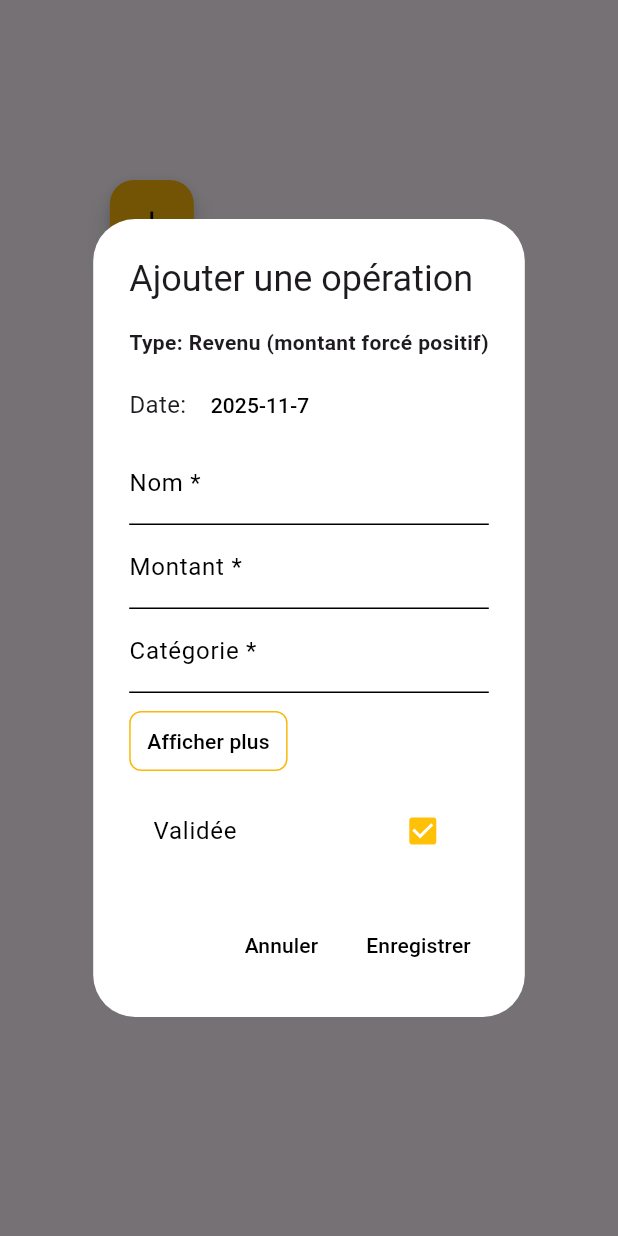
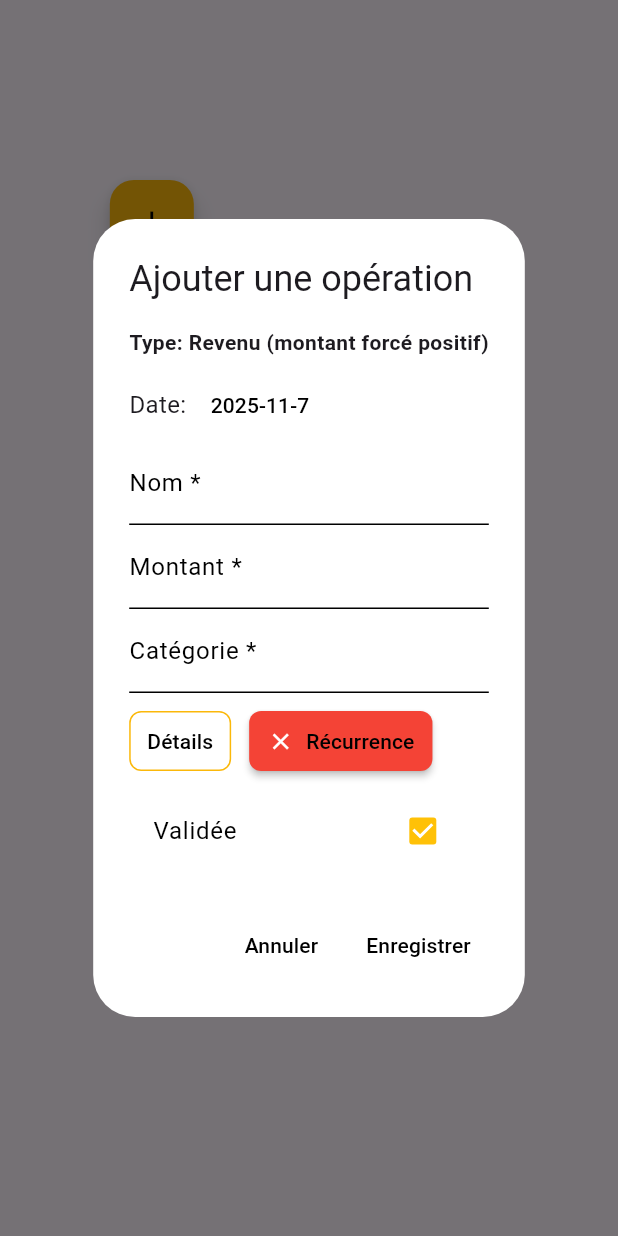
Before and after one commit to FloRobart/econoris_app, a Flutter app: the AddOperationFab widget shown alone on an empty page, opened directly, after a tap on the "add" icon, after a tap on "Revenu", on a phone screen of 412 x 824 dp. Run offline on Flutter 3.47's test engine with Material 3 defaults, Android fonts, the phone set to English and light mode, and no system bars; our stand-ins replace fl_chart, flutter_dotenv, package_info_plus, shared_preferences, table_calendar; accounts and stored records are empty.

Commit message:
Amélioration de l'ajout d'abonnement

```diff
--- a/lib/widgets/add_operation_fab.dart
+++ b/lib/widgets/add_operation_fab.dart
@@ -23,7 +23,7 @@ class _AddOperationFabState extends State<AddOperationFab> {
   bool _open = false;
 
   Future<void> _openAddModalWithMode(String mode) async {
-    final res = await showDialog<Operation>(context: context, builder: (_) => OperationEditDialog(mode: mode, operations: widget.operations));
+    final res = await showDialog(context: context, builder: (_) => OperationEditDialog(mode: mode, operations: widget.operations));
     if (res == null) return;
 
     final sp = await SharedPreferences.getInstance();
@@ -34,7 +34,33 @@ class _AddOperationFabState extends State<AddOperationFab> {
       return;
     }
 
-    final body = res.toJson();
+    // If the dialog returned a subscription payload, call addSubscription
+    if (res is Map && res.containsKey('subscription')) {
+      final body = res['subscription'] as Map<String, dynamic>;
+      final resp = await ApiService.addSubscription(jwt, body);
+      if (resp.statusCode >= 200 && resp.statusCode < 300) {
+        if (!mounted) return;
+        ScaffoldMessenger.of(context).showSnackBar(const SnackBar(content: Text('Abonnement ajouté')));
+        return;
+      } else {
+        String m = 'Erreur';
+        try {
+          final p = jsonDecode(resp.body);
+          if (p is Map && p.containsKey('error')) {
+            m = p['error'].toString();
+          } else {
+            m = resp.body;
+          }
+        } catch (e, st) {
+          debugPrint('addSubscription parse error: $e\n$st');
+        }
+        if (!mounted) return;
+        ScaffoldMessenger.of(context).showSnackBar(SnackBar(content: Text(m)));
+        return;
+      }
+    }
+
+    final body = (res as Operation).toJson();
     final resp = await ApiService.addOperation(jwt, body);
     if (resp.statusCode >= 200 && resp.statusCode < 300) {
       try {
--- a/lib/widgets/operation_dialogs.dart
+++ b/lib/widgets/operation_dialogs.dart
@@ -124,10 +124,11 @@ class _OperationEditDialogState extends State<OperationEditDialog> {
   DateTime _date = DateTime.now();
   bool _validated = true;
   bool _expanded = false;
-  // subscription fields (only used in UI for 'abonnement' mode)
+  // recurrence UI
+  bool _recurrence = false;
   String _frequency = 'mensuel';
-  int? _customFreqCount;
-  String? _customFreqUnit; // 'jours', 'semaines', 'mois'
+  final TextEditingController _customValueC = TextEditingController();
+  String _customUnit = 'semaine'; // 'semaine' | 'mois' | 'année'
 
   @override
   void initState(){
@@ -145,6 +146,10 @@ class _OperationEditDialogState extends State<OperationEditDialog> {
     } else {
       // For new operations, default validated to true per requirements
       _validated = true;
+    }
+    // If dialog opened in abonnement mode, pre-enable recurrence
+    if (widget.mode == 'abonnement') {
+      _recurrence = true;
     }
     // derive categories preserving first occurrence order
     if (widget.operations != null) {
@@ -201,63 +206,7 @@ class _OperationEditDialogState extends State<OperationEditDialog> {
                 return null;
               },
             ),
-            // For 'abonnement' show frequency selector
-            if (widget.mode == 'abonnement') Padding(
-              padding: const EdgeInsets.only(top:8.0),
-              child: Row(children: [
-                const Text('Fréquence: '),
-                const SizedBox(width: 8),
-                DropdownButton<String>(
-                  value: _frequency,
-                  items: const [
-                    DropdownMenuItem(value: 'mensuel', child: Text('Mensuel')),
-                    DropdownMenuItem(value: 'trimestriel', child: Text('Trimestriel')),
-                    DropdownMenuItem(value: 'semestriel', child: Text('Semestriel')),
-                    DropdownMenuItem(value: 'annuel', child: Text('Annuel')),
-                    DropdownMenuItem(value: 'custom', child: Text('Custom')),
-                  ],
-                  onChanged: (v) async {
-                    if (v == null) return;
-                    if (v != 'custom') {
-                      setState(() => _frequency = v);
-                      return;
-                    }
-                    // custom selected -> show popup to get X and UNIT
-                    final result = await showDialog<Map<String, dynamic>>(context: context, builder: (c) => AlertDialog(
-                      title: const Text('Custom'),
-                      content: Column(mainAxisSize: MainAxisSize.min, children: [
-                        TextFormField(keyboardType: TextInputType.number, decoration: const InputDecoration(labelText: 'X (entier)'), onChanged: (s){}),
-                        // We'll implement inputs inline below via stateful builder
-                      ]),
-                      actions: [TextButton(onPressed: ()=> Navigator.pop(c), child: const Text('Annuler'))],
-                    ));
-                    // For simplicity show a simple two-step dialog instead
-                    if (result == null) {
-                      // open a custom input flow
-                      if (!mounted) return;
-                      // ignore: use_build_context_synchronously
-                      final custom = await showDialog<Map<String,dynamic>>(context: context, builder: (c) {
-                        int count = 1;
-                        String unit = 'jours';
-                        return AlertDialog(
-                          title: const Text('Paiement custom'),
-                          content: StatefulBuilder(builder: (ctx, setSt) => Column(mainAxisSize: MainAxisSize.min, children: [
-                            TextFormField(initialValue: '1', keyboardType: TextInputType.number, decoration: const InputDecoration(labelText: 'X (entier)'), onChanged: (v) { count = int.tryParse(v) ?? 1; }),
-                            const SizedBox(height:8),
-                            DropdownButton<String>(value: unit, items: const [DropdownMenuItem(value: 'jours', child: Text('Jours')), DropdownMenuItem(value: 'semaines', child: Text('Semaines')), DropdownMenuItem(value: 'mois', child: Text('Mois'))], onChanged: (u){ if (u!=null) setSt(()=>unit=u); }),
-                          ])),
-                          actions: [TextButton(onPressed: ()=> Navigator.pop(c), child: const Text('Annuler')), TextButton(onPressed: ()=> Navigator.pop(c, {'count':count,'unit':unit}), child: const Text('OK'))],
-                        );
-                      });
-                      if (custom != null) {
-                        setState(() { _frequency = 'custom'; _customFreqCount = custom['count'] as int?; _customFreqUnit = custom['unit'] as String?; });
-                      }
-                    }
-                  },
-                ),
-                if (_frequency == 'custom' && _customFreqCount != null && _customFreqUnit != null) Padding(padding: const EdgeInsets.only(left:12.0), child: Text('Paiement tous les $_customFreqCount $_customFreqUnit')),
-              ]),
-            ),
+
             // Free-text category field with suggestions.
             Autocomplete<String>(
               optionsBuilder: (TextEditingValue textEditingValue) {
@@ -294,26 +243,76 @@ class _OperationEditDialogState extends State<OperationEditDialog> {
               },
             ),
 
-            // Toggle button to show/hide additional fields
+            // Buttons: Détails and Récurrence (side-by-side)
             Align(
               alignment: Alignment.centerLeft,
               child: Padding(
                 padding: const EdgeInsets.symmetric(vertical: 8.0),
-                child: OutlinedButton(
-                  onPressed: () => setState(()=>_expanded = !_expanded),
-                  style: OutlinedButton.styleFrom(padding: const EdgeInsets.symmetric(horizontal: 12, vertical: 6)),
-                  child: Text(_expanded ? 'Afficher moins' : 'Afficher plus'),
-                ),
+                child: Row(children: [
+                  OutlinedButton(
+                    onPressed: () => setState(()=>_expanded = !_expanded),
+                    style: OutlinedButton.styleFrom(padding: const EdgeInsets.symmetric(horizontal: 12, vertical: 6)),
+                    child: Text(_expanded ? 'Masquer' : 'Détails'),
+                  ),
+                  const SizedBox(width: 12),
+                  // Récurrence toggle button (only for new operations / creation)
+                  if (widget.operation == null) ElevatedButton.icon(
+                    onPressed: () => setState(()=> _recurrence = !_recurrence),
+                    icon: Icon(_recurrence ? Icons.check : Icons.close, color: Colors.white, size: 18),
+                    label: Text('Récurrence'),
+                    style: ElevatedButton.styleFrom(
+                      backgroundColor: _recurrence ? Colors.green : Colors.red,
+                      padding: const EdgeInsets.symmetric(horizontal: 12, vertical: 8),
+                    ),
+                  ),
+                ]),
               ),
             ),
 
-            // Hidden fields — still part of the form and will be sent on save
+            // Hidden details — still part of the form and will be sent on save
             if (_expanded) ...[
               TextFormField(controller: _sourceC, decoration: const InputDecoration(labelText: 'Source')),
               TextFormField(controller: _destC, decoration: const InputDecoration(labelText: 'Destination')),
               // costs should not appear for revenue mode
               if (widget.mode != 'revenue') TextFormField(controller: _costsC, keyboardType: const TextInputType.numberWithOptions(decimal: true), decoration: const InputDecoration(labelText: 'Coûts')),
             ],
+
+            // Recurrence fields (masked when _recurrence is false but preserved)
+            if (_recurrence) Padding(
+              padding: const EdgeInsets.only(top:8.0),
+              child: Column(crossAxisAlignment: CrossAxisAlignment.start, children: [
+                const Text('Récurrence', style: TextStyle(fontWeight: FontWeight.w600)),
+                const SizedBox(height:8),
+                Row(children: [
+                  const Text('Fréquence: '),
+                  const SizedBox(width:8),
+                  DropdownButton<String>(
+                    value: _frequency,
+                    items: const [
+                      DropdownMenuItem(value: 'mensuel', child: Text('mensuel')),
+                      DropdownMenuItem(value: 'trimestriel', child: Text('trimestriel')),
+                      DropdownMenuItem(value: 'semestriel', child: Text('semestriel')),
+                      DropdownMenuItem(value: 'annuel', child: Text('annuel')),
+                      DropdownMenuItem(value: 'custom', child: Text('custom')),
+                    ],
+                    onChanged: (v) {
+                      if (v == null) return;
+                      setState(() => _frequency = v);
+                    },
+                  ),
+                ]),
+                if (_frequency == 'custom') Padding(
+                  padding: const EdgeInsets.only(top:8.0),
+                  child: Row(children: [
+                    // valeur (tous les X)
+                    Expanded(child: TextFormField(controller: _customValueC, keyboardType: TextInputType.number, decoration: const InputDecoration(labelText: 'Valeur (tous les X)'), validator: (v){ if (v==null||v.trim().isEmpty) return 'Requis'; if (int.tryParse(v)==null) return 'Entier requis'; return null; })),
+                    const SizedBox(width:12),
+                    // unité
+                    DropdownButton<String>(value: _customUnit, items: const [DropdownMenuItem(value: 'semaine', child: Text('semaine')), DropdownMenuItem(value: 'mois', child: Text('mois')), DropdownMenuItem(value: 'année', child: Text('année'))], onChanged: (v){ if (v!=null) setState(()=>_customUnit=v); }),
+                  ]),
+                ),
+              ]),
+            ),
 
             CheckboxListTile(
               value: _validated,
@@ -343,6 +342,43 @@ class _OperationEditDialogState extends State<OperationEditDialog> {
     }
 
     final parsedCostsForSave = widget.mode == 'revenue' ? 0.0 : parsedCosts;
+    // If recurrence is enabled, return a subscription payload instead of an operation
+    if (_recurrence) {
+      int intervalValue = 1;
+      String intervalUnit = 'months';
+      switch (_frequency) {
+        case 'mensuel': intervalValue = 1; intervalUnit = 'months'; break;
+        case 'trimestriel': intervalValue = 3; intervalUnit = 'months'; break;
+        case 'semestriel': intervalValue = 6; intervalUnit = 'months'; break;
+        case 'annuel': intervalValue = 12; intervalUnit = 'months'; break;
+        case 'custom':
+          intervalValue = int.tryParse(_customValueC.text) ?? 1;
+          // map french unit to API unit tokens
+          if (_customUnit == 'semaine') intervalUnit = 'weeks';
+          else if (_customUnit == 'mois') intervalUnit = 'months';
+          else if (_customUnit == 'année') intervalUnit = 'years';
+          break;
+      }
+
+      final body = {
+        'label': _nameC.text,
+        // store positive amount for subscription
+        'amount': finalAmount.abs(),
+        'category': _categoryC.text,
+        'source': _sourceC.text.isEmpty ? null : _sourceC.text,
+        'destination': _destC.text.isEmpty ? null : _destC.text,
+        'costs': parsedCostsForSave,
+        'active': true,
+        'interval_value': intervalValue,
+        'interval_unit': intervalUnit,
+        'start_date': _date.toUtc().toIso8601String(),
+        'end_date': null,
+        'day_of_month': null,
+        'last_generated_at': null,
+      };
+      Navigator.of(context).pop({'subscription': body});
+      return;
+    }
 
     final op = Operation(
       id: widget.operation?.id ?? DateTime.now().millisecondsSinceEpoch,
```
